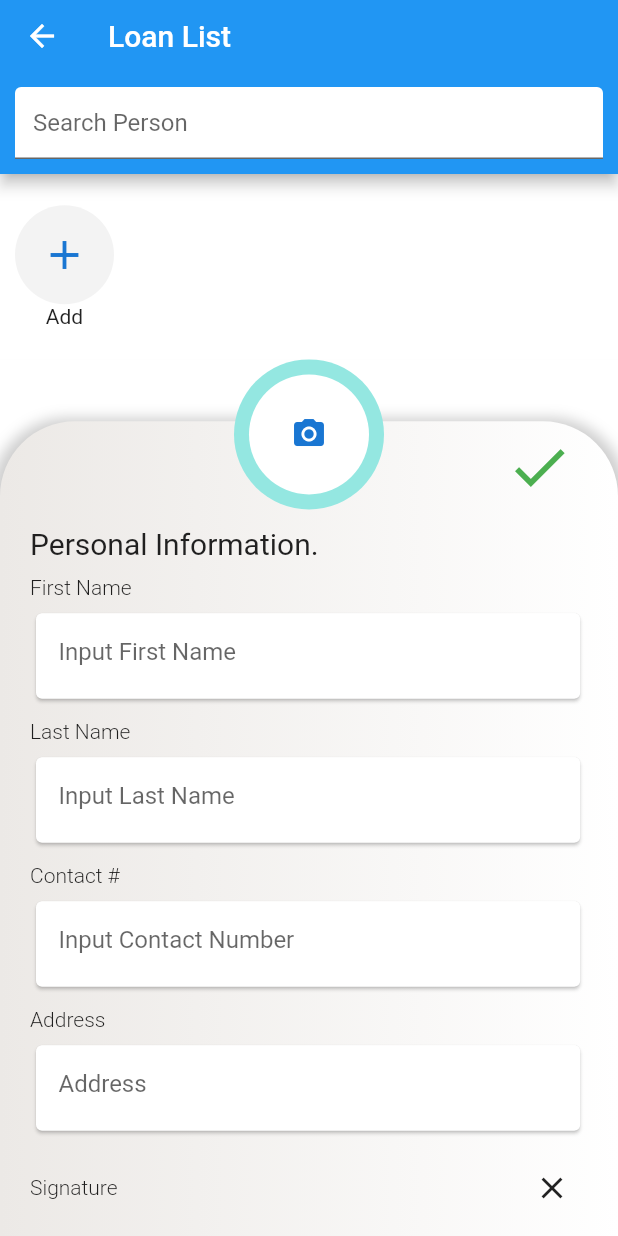
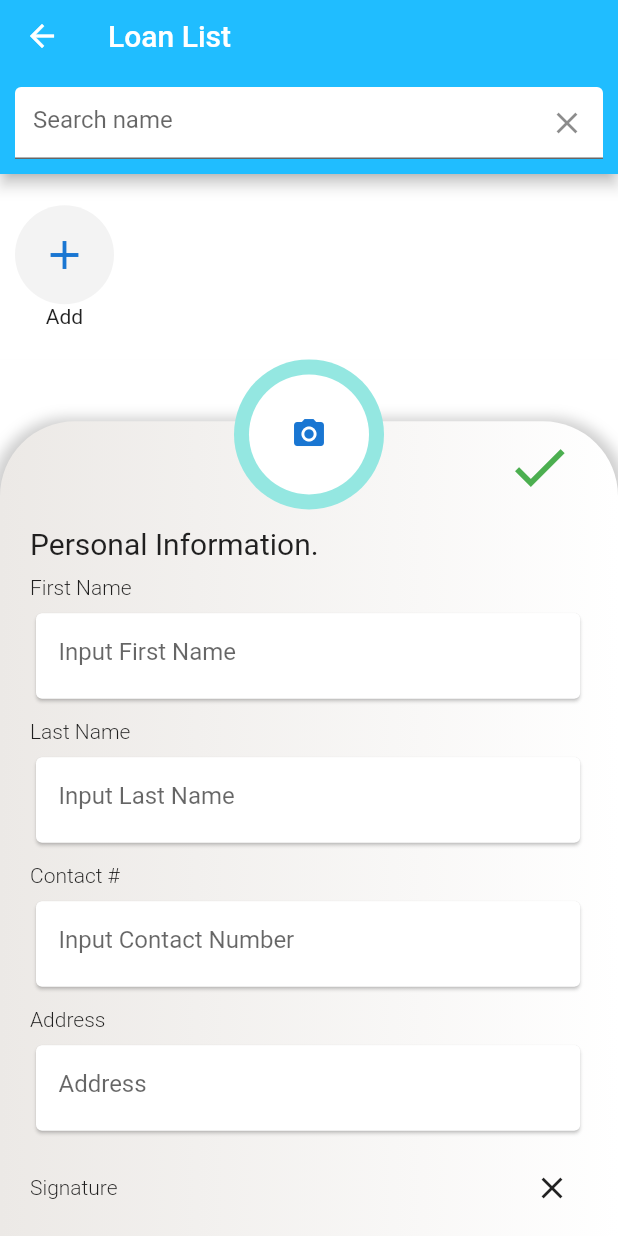
Before and after one commit to josepaulodelacruz/sales_app, a Flutter app: the LoanList screen opened directly, on a phone screen of 412 x 824 dp. Run offline on Flutter 3.47's test engine with Material 2 defaults, Android fonts, the phone set to English and light mode, and no system bars; our stand-ins replace animated_text_kit, badges, camera, carousel_slider, charts_flutter, shared_preferences and 1 more; missing offline and left inert: barcode_scan, qr_code_scanner; accounts and stored records are empty.

Commit message:
fix: update appBar theme color

```diff
--- a/lib/components/ViewLoans.dart
+++ b/lib/components/ViewLoans.dart
@@ -103,6 +103,7 @@ class _ViewLoans extends State<ViewLoans> {
 
     return Scaffold(
       appBar: AppBar(
+        backgroundColor: getColorFromHex('#20BDFF'),
         title: Text('Loan information'),
         actions: <Widget>[
           IconButton(
--- a/lib/screens/authenticated/BarcodeScan.dart
+++ b/lib/screens/authenticated/BarcodeScan.dart
@@ -104,6 +104,7 @@ class _BarcodeScanState extends State<BarcodeScan> {
         child: Scaffold(
         key: _scaffoldKey,
         appBar: AppBar(
+          backgroundColor: getColorFromHex('#20BDFF'),
           leading: IconButton(
             icon: Icon(Icons.arrow_back_ios),
             onPressed: () {
--- a/lib/screens/authenticated/LoanList.dart
+++ b/lib/screens/authenticated/LoanList.dart
@@ -37,7 +37,9 @@ class _LoanList extends State<LoanList>{
   final _address = TextEditingController();
   String _signature;
   String _imagePath;
+  final _searchName = TextEditingController();
   List<dynamic> _personalLoans;
+  List<dynamic> _searchLoans;
   Map<String, dynamic> _viewPerson;
 
 
@@ -52,6 +54,7 @@ class _LoanList extends State<LoanList>{
     await Loans.getLoanInformation().then((res) {
       setState(() {
         _personalLoans = res;
+        _searchLoans = res;
       });
     });
   }
@@ -94,6 +97,15 @@ class _LoanList extends State<LoanList>{
     });
   }
 
+  @override
+  _fuzzySearch (val) {
+    setState(() {
+      _personalLoans = val == '' ?
+          _searchLoans?.map((loans) => loans)?.toList() ?? [] :
+          _searchLoans.where((element) => element['first'].toString().toLowerCase().contains(val.toString().toLowerCase())).toList();
+    });
+  }
+
 
   @override
   Widget build(BuildContext context) {
@@ -116,7 +128,7 @@ class _LoanList extends State<LoanList>{
                     _handleView(_personalLoans[index - 1]);
                   },
                   child: CircleAvatar(
-                    maxRadius: 33,
+                    maxRadius: 36,
                     backgroundColor: Colors.grey[300],
                     child: Center(
                       child: ClipOval(
@@ -477,16 +489,28 @@ class _LoanList extends State<LoanList>{
     return Scaffold(
       key: _scaffoldKey,
       appBar: AppBar(
+        backgroundColor: getColorFromHex('#20BDFF'),
         title: Text('Loan List'),
         bottom: PreferredSize(
           preferredSize: const Size.fromHeight(60.0),
           child: Container(
             margin: EdgeInsets.all(10),
             child: TextField(
+              controller: _searchName,
+              onChanged: (val) => _fuzzySearch(val),
               decoration: InputDecoration(
                 fillColor: Colors.white,
                 filled: true,
-                hintText: 'Search Person'
+                hintText: 'Search name',
+                suffixIcon: IconButton(
+                  icon: Icon(Icons.clear),
+                  onPressed: () {
+                    setState(() {
+                      _personalLoans = _searchLoans;
+                      _searchName.text = '';
+                    });
+                  },
+                )
               )
             )
           )
--- a/lib/screens/authenticated/ProductsTable.dart
+++ b/lib/screens/authenticated/ProductsTable.dart
@@ -128,7 +128,8 @@ class _ProductsTable extends State<ProductsTable> {
           child: Scaffold(
             backgroundColor: getColorFromHex('#f3f3f3'),
             appBar: AppBar(
-              bottom: TabBar(
+                backgroundColor: getColorFromHex('#20BDFF'),
+                bottom: TabBar(
                 controller: _tabController,
                 isScrollable: true,
                 tabs: _categories == null ? [] : _categories.map((cc) {
--- a/lib/screens/authenticated/ViewItems.dart
+++ b/lib/screens/authenticated/ViewItems.dart
@@ -252,6 +252,7 @@ class _ViewItemsState extends State<ViewItems> {
       child: Scaffold(
         key: _scaffoldKey,
         appBar: AppBar(
+            backgroundColor: getColorFromHex('#20BDFF'),
             title: Text('Items List')
         ),
         body: AnimatedOpacity(
```
Lines whose indentation alone changed are shown as unchanged.
